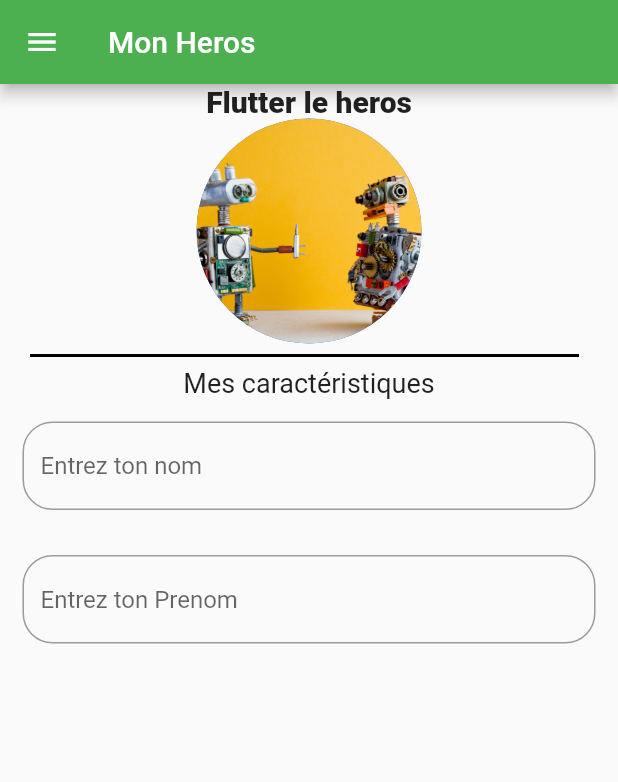
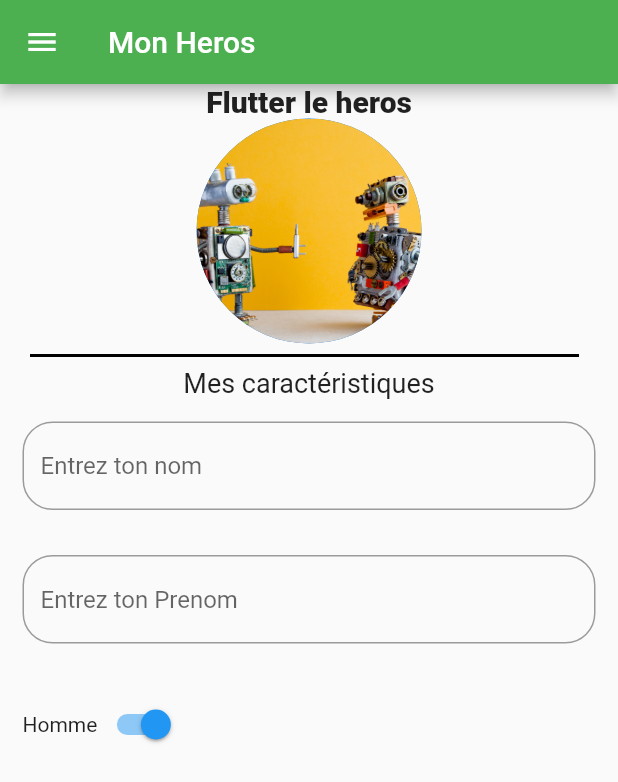
Before and after one commit to jsertram63/DecouverteDeFlutter, a Flutter app: the screen it shows after launch, on a phone screen of 412 x 824 dp. Shown: the top 782 px of the screen. Run offline on Flutter 3.47's test engine with Material 2 defaults, Android fonts, the phone set to English and light mode, and no system bars.

Commit message:
ajout switch

```diff
--- a/lib/homepage.dart
+++ b/lib/homepage.dart
@@ -21,6 +21,7 @@ class _HomePageState extends State<HomePage> {
 
    String nom="";
   String prenom="";
+  bool switchValue = true;
   late TextEditingController controller;
 
 
@@ -217,13 +218,20 @@ class _HomePageState extends State<HomePage> {
           decoration: InputDecoration(hintText:"Entrez ton Prenom", border: OutlineInputBorder(borderRadius: BorderRadius.circular(20))),
           controller: controller,
         ),
+      ),
+      Padding(padding:
+        const EdgeInsets.all(15),
+        child: Row(children: [
+          Text((switchValue ? "Homme" : "Femme")),
+          Switch(value: switchValue, onChanged: (bool){
+            setState(() {
+              switchValue = bool;
+              print(switchValue);
+            });
+          })
+
+        ]),
       )
-
-
-
-
-
-
     ]),
     );
   }
```
